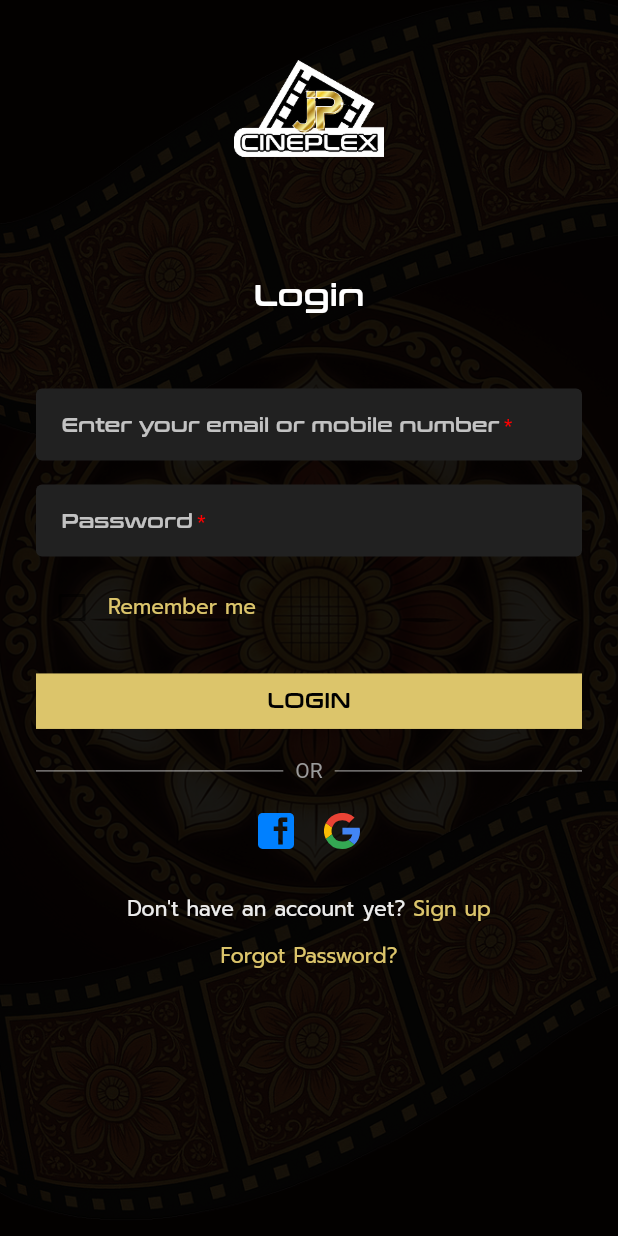
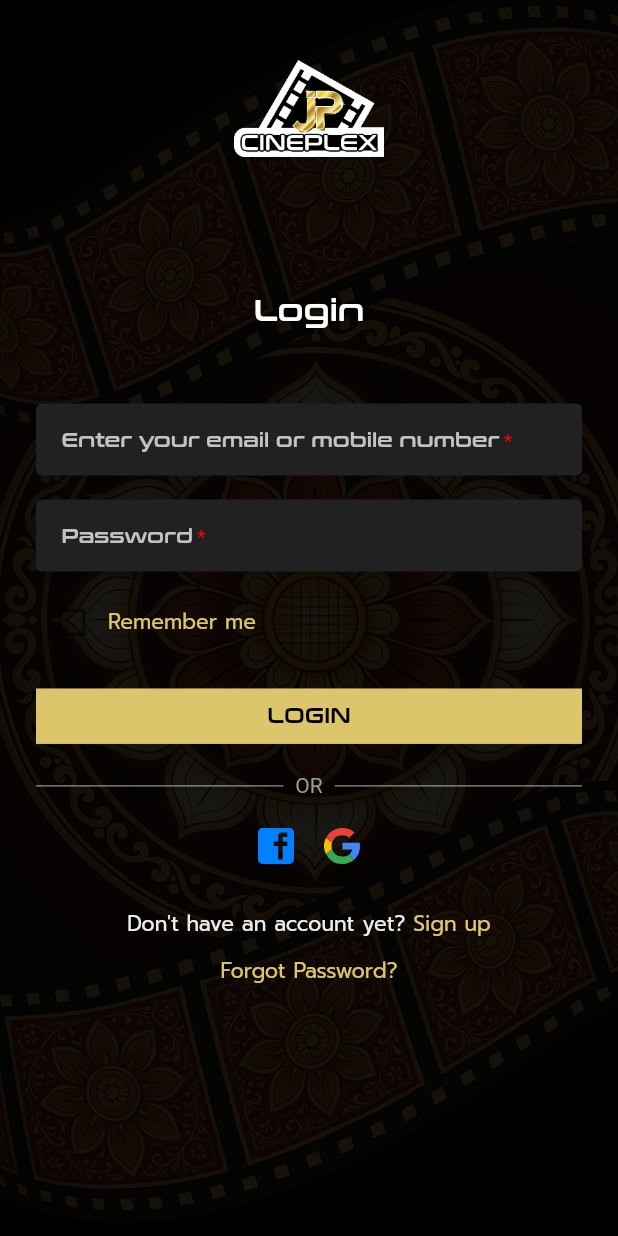
Before and after one commit to TharudiHS/JP-Cineplex-Mobile-App, a Flutter app: the LoginPage screen opened directly, on a phone screen of 412 x 824 dp. Run offline on Flutter 3.47's test engine with Material 3 defaults, Android fonts, the phone set to English and light mode, and no system bars; our stand-ins replace flutter_svg; Roboto replaces fonts that are missing (Prompt-Regular).

Commit message:
finalized login page

```diff
--- a/lib/screens/login_page.dart
+++ b/lib/screens/login_page.dart
@@ -40,7 +40,7 @@ class _LoginPageState extends State<LoginPage> {
                   width: 100,
                   fit: BoxFit.contain,
                 ),
-                const SizedBox(height: 80),
+                const SizedBox(height: 90),
 
                 // Title
                 Text(
```
